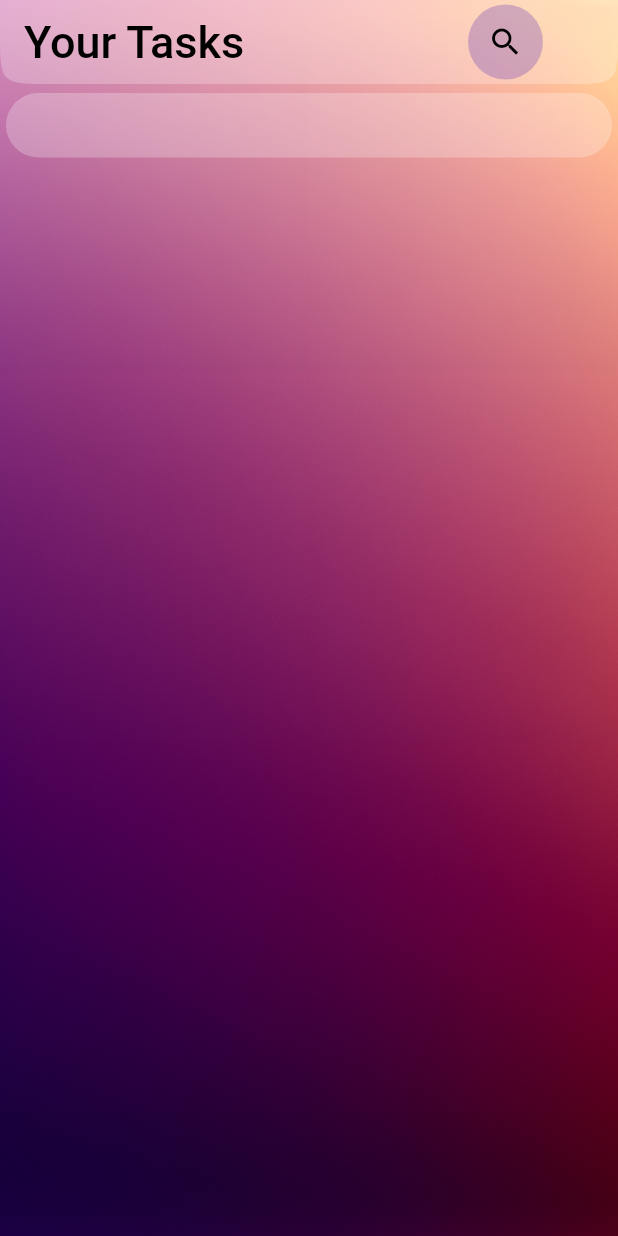
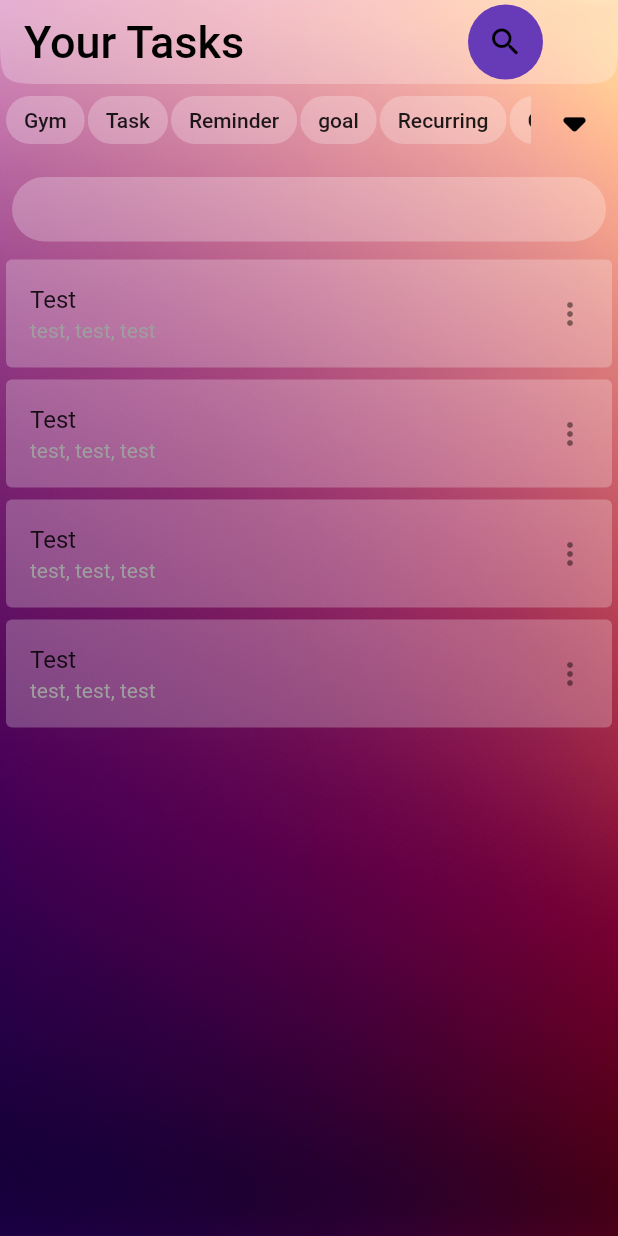
Before and after one commit to GeekCafeAI/SmartNotes, a Flutter app: the TasksScreen screen opened directly, after a tap on the "search" icon, on a phone screen of 412 x 824 dp. Run offline on Flutter 3.47's test engine with Material 2 defaults, Android fonts, the light colour scheme and no system bars; our stand-ins replace device_info_plus; generated files the repository leaves out were written again; network calls fail.

Commit message:
Tasks screen ui layout finalised

```diff
--- a/Flutter/smart_notes/lib/src/app.dart
+++ b/Flutter/smart_notes/lib/src/app.dart
@@ -6,7 +6,6 @@ import 'package:smart_notes/src/providers/settings/settings_controller.dart';
 import 'package:smart_notes/src/providers/widget_visibility.dart';
 import 'package:smart_notes/src/screens/menu_screen.dart';
 import 'package:smart_notes/src/screens/tasks_screen.dart';
-import 'package:smart_notes/src/screens/testing_screen.dart';
 import 'package:smart_notes/src/theme.dart';
 
 import './providers/tasks.dart';
@@ -83,7 +82,7 @@ class MyApp extends StatelessWidget {
             home: PageView(
               pageSnapping: true,
               controller: _controller,
-              children: const [TestingScreen(), MenuScreen(), TasksScreen()],
+              children: const [MenuScreen(), TasksScreen()],
             ),
           ),
         );
--- a/Flutter/smart_notes/lib/src/models/task_model.dart
+++ b/Flutter/smart_notes/lib/src/models/task_model.dart
@@ -35,17 +35,15 @@ class Note {
     required this.status,
     required this.text,
     required this.tags,
-    required this.extractedDate,
     required this.createdAt,
     required this.updatedAt,
   });
 
-  final String id;
+  final int id;
   final String userId;
   final String status;
   final String text;
   final String tags;
-  final String extractedDate;
   final String createdAt;
   final String updatedAt;
 
@@ -59,7 +57,6 @@ class Note {
         status: json["status"],
         text: json["text"],
         tags: json["tags"],
-        extractedDate: json["extracted_date"],
         createdAt: json["created_at"],
         updatedAt: json["updated_at"],
       );
@@ -70,7 +67,6 @@ class Note {
         "status": status,
         "text": text,
         "tags": tags,
-        "extracted_date": extractedDate,
         "created_at": createdAt,
         "updated_at": updatedAt,
       };
--- a/Flutter/smart_notes/lib/src/providers/tasks.dart
+++ b/Flutter/smart_notes/lib/src/providers/tasks.dart
@@ -2,16 +2,30 @@ import 'package:flutter/foundation.dart';
 
 import '../models/task_model.dart';
 
+final Note myNote = Note(
+    id: 2,
+    userId: "Testing",
+    status: "Testing",
+    text: "Test",
+    tags: "test, test, test",
+    createdAt: "test",
+    updatedAt: "test");
+
+final Task myTask = Task(message: "This is a test", note: myNote);
+
 class Tasks with ChangeNotifier {
-  final List<Task> _tasks = [];
+  final List<Task> _tasks = [myTask, myTask, myTask, myTask];
   final List<String> _tags = [
     "Gym",
-    "Work",
+    "Task",
     "Reminder",
-    "Meditation",
-    "criminal activity",
-    "lame jokes",
-    "stupid ideas",
+    "goal",
+    "Recurring",
+    "Gym1",
+    "Task1",
+    "Reminder1",
+    "goal1",
+    "Recurring1",
   ];
 
   final List<String> _enabledTags = [];
@@ -46,23 +60,9 @@ class Tasks with ChangeNotifier {
   }
 
   void assignTags() {
-    List<String> tagsList = [];
     for (var element in _tasks) {
-      var tagsString = element.note.tags;
-      tagsList.addAll(splitTags(tagsString));
+      var tagsList = element.note.tags.split(",");
+      _tags.addAll(tagsList);
     }
-
-    _tags.addAll(tagsList);
-  }
-
-  // Converts comma separated string into a list
-  List<String> splitTags(String tags) {
-    final splitTags = tags.split(",");
-    // final List<String> myTags = [];
-    // for (int i = 0; i < splitTags.length; i++) {
-    //   myTags.add(splitTags[i]);
-    // }
-
-    return splitTags;
   }
 }
--- a/Flutter/smart_notes/lib/src/repositories/task_service.dart
+++ b/Flutter/smart_notes/lib/src/repositories/task_service.dart
@@ -9,7 +9,7 @@
   Map<String, String> headers = {'Content-Type': 'application/json'};
 
   var response = await http.post(
-    Uri.parse('http://edvardasdlugauskas.eu.pythonanywhere.com/classify'),
+    Uri.parse('http://10.0.2.2:5000/notes'),
     headers: headers,
     body: body,
   );
--- a/Flutter/smart_notes/lib/src/screens/menu_screen.dart
+++ b/Flutter/smart_notes/lib/src/screens/menu_screen.dart
@@ -54,8 +54,6 @@ class _MenuScreenState extends State<MenuScreen> {
 
   static final DeviceInfoPlugin deviceInfoPlugin = DeviceInfoPlugin();
   final _textController = TextEditingController();
-  var _addedText;
-  var _addedTags;
   final _deviceData = <String?>{};
   final background = const AssetImage("assets/images/backgrounds/00012.png");
 
@@ -149,6 +147,7 @@ class _MenuScreenState extends State<MenuScreen> {
                               message: _textController.text,
                             );
                             tasksProvider.addTask(newTask);
+                            tasksProvider.assignTags();
                           });
                           ScaffoldMessenger.of(context).showSnackBar(snackBar);
                         },
--- a/Flutter/smart_notes/lib/src/screens/tasks_screen.dart
+++ b/Flutter/smart_notes/lib/src/screens/tasks_screen.dart
@@ -39,6 +39,7 @@ class _TasksScreenState extends State<TasksScreen> {
             return const CustomScrollView(
               slivers: [
                 TitlePanel(),
+                FavouriteFiltersTab(),
                 FilterSearchPanel(),
                 TasksList(),
               ],
@@ -67,13 +68,69 @@ class _FilterSearchPanelState extends State<FilterSearchPanel> {
 
     return SliverToBoxAdapter(
         child: searchVisibility
-            ? Column(
+            ? Container(
+                margin: const EdgeInsets.all(4),
+                decoration: const BoxDecoration(
+                    borderRadius: BorderRadius.all(
+                  Radius.circular(25),
+                )),
+                child: Column(
                   crossAxisAlignment: CrossAxisAlignment.start,
                   children: const [
                     FilterSearchBar(),
                   ],
+                ),
               )
             : null);
+  }
+}
+
+class FavouriteFiltersTab extends StatefulWidget {
+  const FavouriteFiltersTab({Key? key}) : super(key: key);
+
+  @override
+  State<FavouriteFiltersTab> createState() => _FavouriteFiltersTabState();
+}
+
+class _FavouriteFiltersTabState extends State<FavouriteFiltersTab> {
+  var _expanded = false;
+  final collapsedArrow = Icons.arrow_drop_down_rounded;
+  final expandedArrow = Icons.arrow_drop_up_rounded;
+
+  @override
+  Widget build(BuildContext context) {
+    return SliverToBoxAdapter(
+      child: Wrap(
+        crossAxisAlignment: WrapCrossAlignment.center,
+        alignment: WrapAlignment.spaceEvenly,
+        // mainAxisSize: MainAxisSize.max,
+        // crossAxisAlignment: CrossAxisAlignment.start,
+        // mainAxisAlignment: MainAxisAlignment.spaceAround,
+        children: [
+          !_expanded
+              ? const SizedBox(
+                  width: 350,
+                  child: SingleChildScrollView(
+                    scrollDirection: Axis.horizontal,
+                    child: FiltersWrap(),
+                  ),
+                )
+              : const FiltersWrap(),
+          InkWell(
+            onTap: () {
+              setState(() {
+                _expanded = !_expanded;
+              });
+            },
+            child: Icon(
+              _expanded ? expandedArrow : collapsedArrow,
+              size: 50,
+              color: Colors.black,
+            ),
+          )
+        ],
+      ),
+    );
   }
 }
 
@@ -187,11 +244,11 @@ class _SearchButtonState extends State<SearchButton> {
         width: 50,
         decoration: BoxDecoration(
             color: _enabled
-                ? Colors.deepPurple.withOpacity(0.3)
-                : Colors.deepPurple,
+                ? Colors.deepPurple
+                : Colors.deepPurple.withOpacity(0.3),
             shape: BoxShape.circle),
         child: InkWell(
-          borderRadius: BorderRadius.circular(20),
+          borderRadius: BorderRadius.circular(50),
           onTap: () {
             visibilityData.toggleSearch();
             setState(() {
@@ -264,7 +321,6 @@ class TasksList extends StatelessWidget {
         (context, index) => Card(
           elevation: 0,
           color: Theme.of(context).primaryColor.withOpacity(0.25),
-          child: GestureDetector(
           child: ListTile(
             title: Text(tasks[index].note.text),
             subtitle: Text(
@@ -275,7 +331,6 @@ class TasksList extends StatelessWidget {
           ),
         ),
       ),
-      ),
     );
   }
 }
```
Also changed, not shown: 1 other file. Lines whose indentation alone changed are shown as unchanged.
